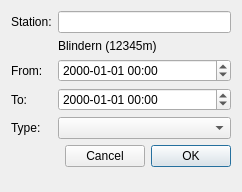
This is src/watchrr/watchrr_station.ui in metno/kvhqc as Qt 5 draws it before an edit. The edited form follows.
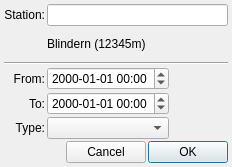
This is the edited form. Custom widgets are drawn as their Qt base class.

Commit message: WatchRR: fixed station dialog

The edit to the form file:
```diff
--- a/src/watchrr/watchrr_station.ui
+++ b/src/watchrr/watchrr_station.ui
@@ -9,39 +9,41 @@
    <rect>
     <x>0</x>
     <y>0</y>
-    <width>242</width>
-    <height>192</height>
+    <width>232</width>
+    <height>167</height>
    </rect>
   </property>
   <property name="windowTitle">
    <string>WatchRR -- Station</string>
   </property>
-  <layout class="QFormLayout" name="formLayout">
+  <layout class="QGridLayout" name="gridLayout" columnstretch="0,0,1" columnminimumwidth="0,0,1">
+   <property name="margin">
+    <number>4</number>
+   </property>
+   <property name="spacing">
+    <number>2</number>
+   </property>
    <item row="0" column="0">
     <widget class="QLabel" name="labelStation">
      <property name="text">
       <string>Station:</string>
      </property>
-    </widget>
-   </item>
-   <item row="0" column="1">
-    <widget class="QLineEdit" name="editStation"/>
-   </item>
-   <item row="1" column="1">
-    <widget class="QLabel" name="labelStationInfo">
-     <property name="text">
-      <string notr="true">Blindern (12345m)</string>
+     <property name="alignment">
+      <set>Qt::AlignRight|Qt::AlignTrailing|Qt::AlignVCenter</set>
      </property>
     </widget>
    </item>
-   <item row="2" column="0">
+   <item row="3" column="0">
     <widget class="QLabel" name="labelFrom">
      <property name="text">
       <string>From:</string>
      </property>
+     <property name="alignment">
+      <set>Qt::AlignRight|Qt::AlignTrailing|Qt::AlignVCenter</set>
+     </property>
     </widget>
    </item>
-   <item row="2" column="1">
+   <item row="3" column="1">
     <widget class="MiDateTimeEdit" name="dateFrom">
      <property name="displayFormat">
       <string notr="true">yyyy-MM-dd hh:mm</string>
@@ -51,14 +53,17 @@
      </property>
     </widget>
    </item>
-   <item row="3" column="0">
+   <item row="4" column="0">
     <widget class="QLabel" name="labelTo">
      <property name="text">
       <string>To:</string>
      </property>
+     <property name="alignment">
+      <set>Qt::AlignRight|Qt::AlignTrailing|Qt::AlignVCenter</set>
+     </property>
     </widget>
    </item>
-   <item row="3" column="1">
+   <item row="4" column="1">
     <widget class="MiDateTimeEdit" name="dateTo">
      <property name="displayFormat">
       <string notr="true">yyyy-MM-dd hh:mm</string>
@@ -68,14 +73,20 @@
      </property>
     </widget>
    </item>
-   <item row="4" column="0">
+   <item row="5" column="0">
     <widget class="QLabel" name="labelType">
      <property name="text">
       <string>Type:</string>
      </property>
+     <property name="alignment">
+      <set>Qt::AlignRight|Qt::AlignTrailing|Qt::AlignVCenter</set>
+     </property>
     </widget>
    </item>
-   <item row="5" column="0" colspan="2">
+   <item row="5" column="1">
+    <widget class="QComboBox" name="comboType"/>
+   </item>
+   <item row="6" column="0" colspan="3">
     <layout class="QHBoxLayout" name="horizontalLayout">
      <item>
       <spacer name="horizontalSpacer">
@@ -112,11 +123,26 @@
      </item>
     </layout>
    </item>
-   <item row="4" column="1">
-    <widget class="QComboBox" name="comboType"/>
+   <item row="1" column="1" colspan="2">
+    <widget class="QLabel" name="labelStationInfo">
+     <property name="text">
+      <string notr="true">Blindern (12345m)</string>
+     </property>
+    </widget>
+   </item>
+   <item row="2" column="0" colspan="3">
+    <widget class="Line" name="line">
+     <property name="orientation">
+      <enum>Qt::Horizontal</enum>
+     </property>
+    </widget>
+   </item>
+   <item row="0" column="1" colspan="2">
+    <widget class="QLineEdit" name="editStation"/>
    </item>
   </layout>
  </widget>
+ <layoutdefault spacing="2" margin="4"/>
  <customwidgets>
   <customwidget>
    <class>MiDateTimeEdit</class>
```
Left out of the diff: 11 changed lines with no effect on the pictures. The commit also changes 9 other files.
